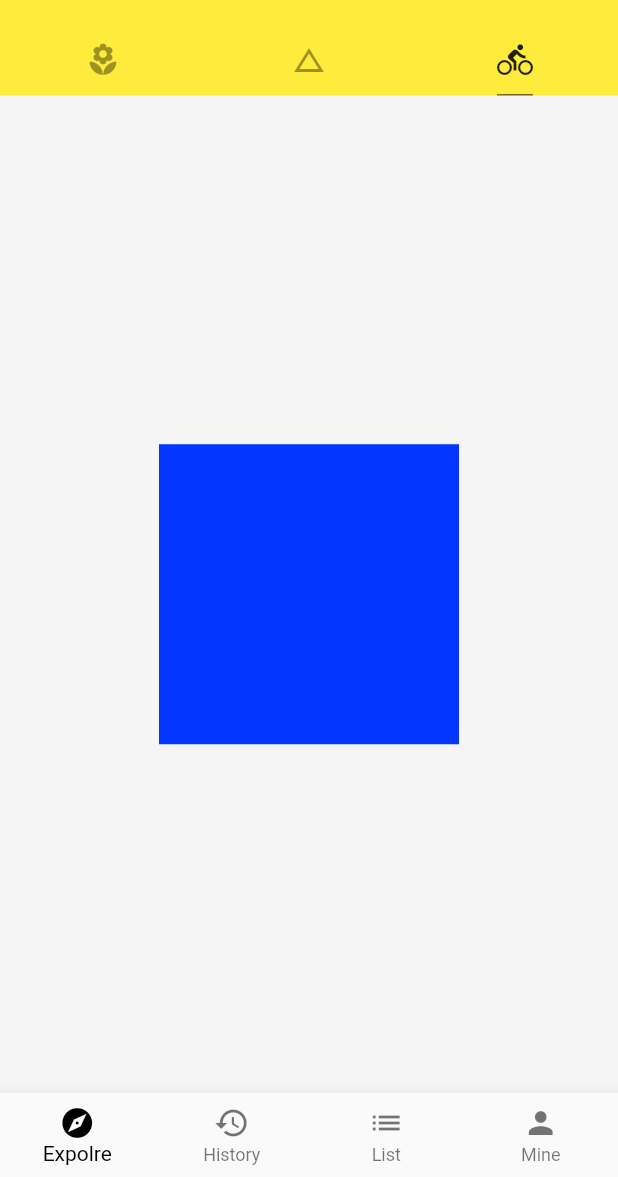
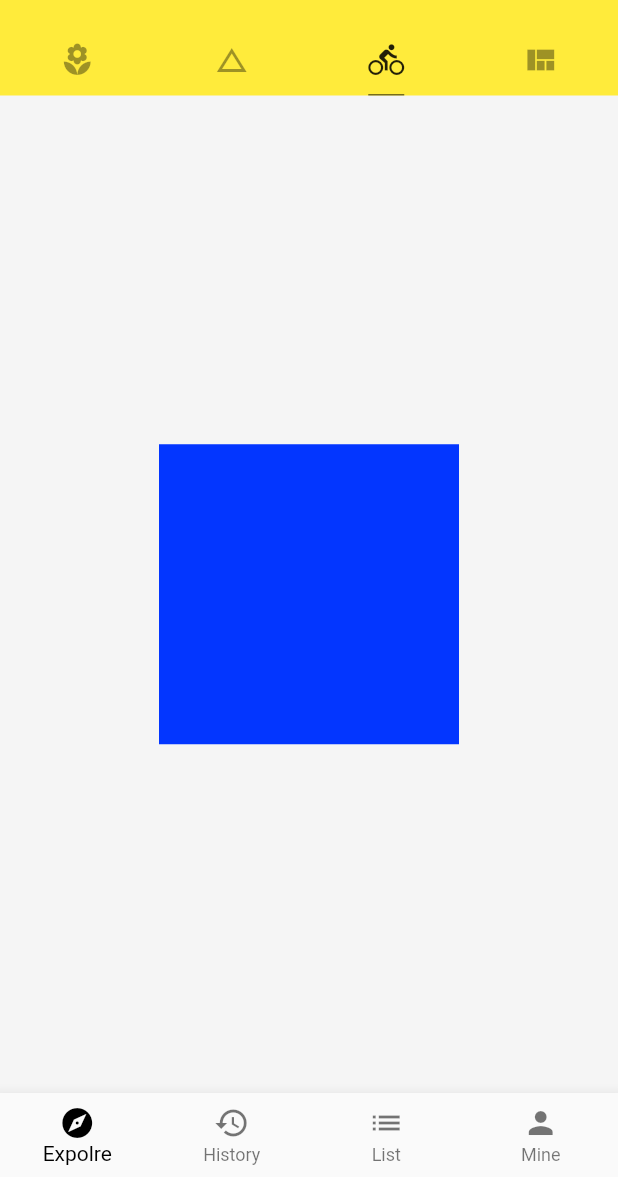
Before and after one commit to XYXiaoYuan/flutter_study, a Flutter app: the screen it shows after launch, tab 3 chosen, on a phone screen of 412 x 824 dp, the part 59-1236 px from its top. Run offline on Flutter 3.47's test engine with Material 2 defaults, Android fonts, the light colour scheme and no system bars; network calls fail.

Commit message:
1.PageView：页面视图 2.PageView：页面视图的属性

```diff
--- a/flutter_study/lib/main.dart
+++ b/flutter_study/lib/main.dart
@@ -4,6 +4,7 @@ import 'demo/layout_demo.dart';
 import 'demo/listview_demo.dart';
 import 'demo/bottom_navigation_bar_demo.dart';
 import 'demo/drawer_demo.dart';
+import 'demo/view_demo.dart';
 
 void main() => runApp(App());
 
@@ -24,7 +25,7 @@ class Home extends StatelessWidget {
   @override
   Widget build(BuildContext context) {
     return DefaultTabController(
-        length: 3,
+        length: 4,
         child: Scaffold(
           backgroundColor: Colors.grey[100],
           appBar: AppBar(
@@ -42,6 +43,7 @@ class Home extends StatelessWidget {
                 Tab(icon: Icon(Icons.local_florist)),
                 Tab(icon: Icon(Icons.change_history)),
                 Tab(icon: Icon(Icons.directions_bike)),
+                Tab(icon: Icon(Icons.view_quilt)),
               ],
               indicatorColor: Colors.black54,
               indicatorSize: TabBarIndicatorSize.label,
@@ -53,6 +55,7 @@ class Home extends StatelessWidget {
               ListViewDemo(),
               BasicDemo(),
               LayoutDemo(),
+              ViewDemo()
           ]),
           drawer: DrawerDemo(),
           bottomNavigationBar: BottomNavigationBarDemo(),
```
Also changed, not shown: flutter_study/lib/demo/view_demo.dart (added, +39 -0 lines).
